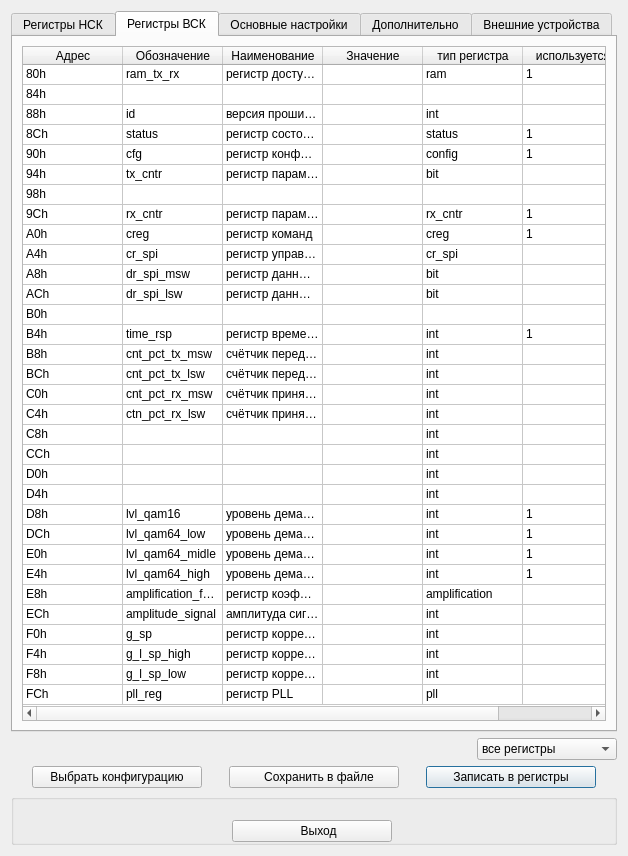
Before: the Qt Designer form tgca/configuration.ui in Veala/host_tgca-for-t_hsc, drawn with Qt 5.
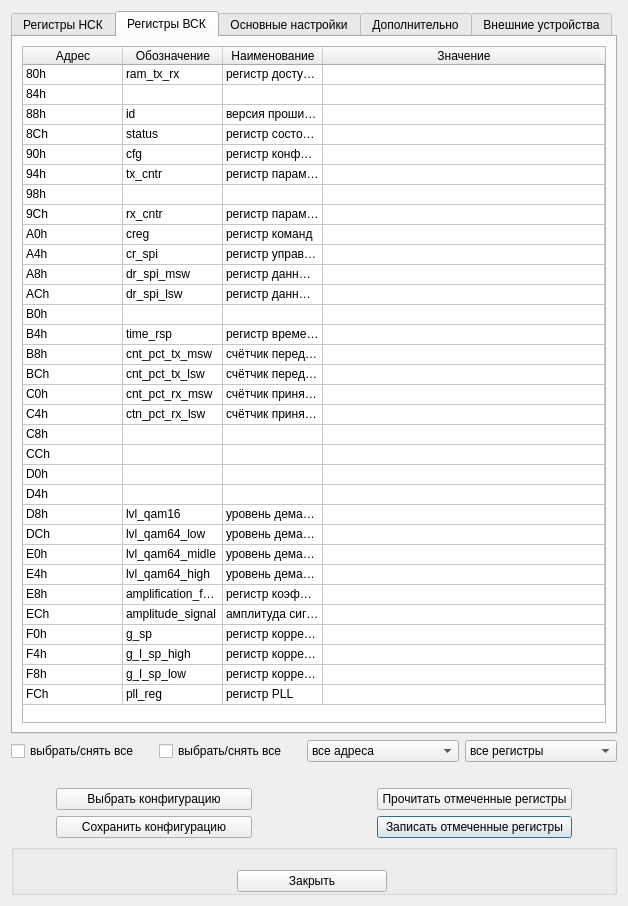
After: the same form once the commit is applied. The open tabs and pages were chosen to show the change. Icons and pictures are not drawn. Custom widgets are drawn as their Qt base class.

```diff
--- a/tgca/configuration.ui
+++ b/tgca/configuration.ui
@@ -10,7 +10,7 @@
     <x>0</x>
     <y>0</y>
     <width>628</width>
-    <height>856</height>
+    <height>906</height>
    </rect>
   </property>
   <property name="minimumSize">
@@ -737,16 +737,6 @@
            <string>Значение</string>
           </property>
          </column>
-         <column>
-          <property name="text">
-           <string>тип регистра</string>
-          </property>
-         </column>
-         <column>
-          <property name="text">
-           <string>используется</string>
-          </property>
-         </column>
          <item row="0" column="0">
           <property name="text">
            <string>80h</string>
@@ -762,14 +752,9 @@
            <string>регистр доступа к внутренней памяти</string>
           </property>
          </item>
-         <item row="0" column="4">
+         <item row="0" column="3">
           <property name="text">
-           <string>ram</string>
-          </property>
-         </item>
-         <item row="0" column="5">
-          <property name="text">
-           <string>1</string>
+           <string/>
           </property>
          </item>
          <item row="1" column="0">
@@ -787,7 +772,7 @@
            <string/>
           </property>
          </item>
-         <item row="1" column="5">
+         <item row="1" column="3">
           <property name="text">
            <string/>
           </property>
@@ -807,11 +792,6 @@
            <string>версия прошивки</string>
           </property>
          </item>
-         <item row="2" column="4">
-          <property name="text">
-           <string>int</string>
-          </property>
-         </item>
          <item row="3" column="0">
           <property name="text">
            <string>8Ch</string>
@@ -827,16 +807,6 @@
            <string>регистр состояния</string>
           </property>
          </item>
-         <item row="3" column="4">
-          <property name="text">
-           <string>status</string>
-          </property>
-         </item>
-         <item row="3" column="5">
-          <property name="text">
-           <string>1</string>
-          </property>
-         </item>
          <item row="4" column="0">
           <property name="text">
            <string>90h</string>
@@ -852,16 +822,6 @@
            <string>регистр конфигурационный</string>
           </property>
          </item>
-         <item row="4" column="4">
-          <property name="text">
-           <string>config</string>
-          </property>
-         </item>
-         <item row="4" column="5">
-          <property name="text">
-           <string>1</string>
-          </property>
-         </item>
          <item row="5" column="0">
           <property name="text">
            <string>94h</string>
@@ -877,11 +837,6 @@
            <string>регистр параметров передачи</string>
           </property>
          </item>
-         <item row="5" column="4">
-          <property name="text">
-           <string>bit</string>
-          </property>
-         </item>
          <item row="6" column="0">
           <property name="text">
            <string>98h</string>
@@ -897,11 +852,6 @@
            <string/>
           </property>
          </item>
-         <item row="6" column="4">
-          <property name="text">
-           <string/>
-          </property>
-         </item>
          <item row="7" column="0">
           <property name="text">
            <string>9Ch</string>
@@ -917,16 +867,6 @@
            <string>регистр параметров приёма</string>
           </property>
          </item>
-         <item row="7" column="4">
-          <property name="text">
-           <string>rx_cntr</string>
-          </property>
-         </item>
-         <item row="7" column="5">
-          <property name="text">
-           <string>1</string>
-          </property>
-         </item>
          <item row="8" column="0">
           <property name="text">
            <string>A0h</string>
@@ -942,16 +882,6 @@
            <string>регистр команд</string>
           </property>
          </item>
-         <item row="8" column="4">
-          <property name="text">
-           <string>creg</string>
-          </property>
-         </item>
-         <item row="8" column="5">
-          <property name="text">
-           <string>1</string>
-          </property>
-         </item>
          <item row="9" column="0">
           <property name="text">
            <string>A4h</string>
@@ -967,11 +897,6 @@
            <string>регистр управления обменом по SPI</string>
           </property>
          </item>
-         <item row="9" column="4">
-          <property name="text">
-           <string>cr_spi</string>
-          </property>
-         </item>
          <item row="10" column="0">
           <property name="text">
            <string>A8h</string>
@@ -987,11 +912,6 @@
            <string>регистр данных SPI СЗС</string>
           </property>
          </item>
-         <item row="10" column="4">
-          <property name="text">
-           <string>bit</string>
-          </property>
-         </item>
          <item row="11" column="0">
           <property name="text">
            <string>ACh</string>
@@ -1007,11 +927,6 @@
            <string>регистр данных SPI МЗС</string>
           </property>
          </item>
-         <item row="11" column="4">
-          <property name="text">
-           <string>bit</string>
-          </property>
-         </item>
          <item row="12" column="0">
           <property name="text">
            <string>B0h</string>
@@ -1042,16 +957,6 @@
            <string>регистр времени ожидания ОС</string>
           </property>
          </item>
-         <item row="13" column="4">
-          <property name="text">
-           <string>int</string>
-          </property>
-         </item>
-         <item row="13" column="5">
-          <property name="text">
-           <string>1</string>
-          </property>
-         </item>
          <item row="14" column="0">
           <property name="text">
            <string>B8h</string>
@@ -1067,11 +972,6 @@
            <string>счётчик переданных пакетов СЗС</string>
           </property>
          </item>
-         <item row="14" column="4">
-          <property name="text">
-           <string>int</string>
-          </property>
-         </item>
          <item row="15" column="0">
           <property name="text">
            <string>BCh</string>
@@ -1087,11 +987,6 @@
            <string>счётчик переданных пакетов МЗС</string>
           </property>
          </item>
-         <item row="15" column="4">
-          <property name="text">
-           <string>int</string>
-          </property>
-         </item>
          <item row="16" column="0">
           <property name="text">
            <string>C0h</string>
@@ -1107,11 +1002,6 @@
            <string>счётчик принятых пакетов СЗС</string>
           </property>
          </item>
-         <item row="16" column="4">
-          <property name="text">
-           <string>int</string>
-          </property>
-         </item>
          <item row="17" column="0">
           <property name="text">
            <string>C4h</string>
@@ -1127,9 +1017,9 @@
            <string>счётчик принятых пакетов МЗС</string>
           </property>
          </item>
-         <item row="17" column="4">
+         <item row="17" column="3">
           <property name="text">
-           <string>int</string>
+           <string/>
           </property>
          </item>
          <item row="18" column="0">
@@ -1147,12 +1037,7 @@
            <string/>
           </property>
          </item>
-         <item row="18" column="4">
-          <property name="text">
-           <string>int</string>
-          </property>
-         </item>
-         <item row="18" column="5">
+         <item row="18" column="3">
           <property name="text">
            <string/>
           </property>
@@ -1172,16 +1057,6 @@
            <string/>
           </property>
          </item>
-         <item row="19" column="4">
-          <property name="text">
-           <string>int</string>
-          </property>
-         </item>
-         <item row="19" column="5">
-          <property name="text">
-           <string/>
-          </property>
-         </item>
          <item row="20" column="0">
           <property name="text">
            <string>D0h</string>
@@ -1197,16 +1072,6 @@
            <string/>
           </property>
          </item>
-         <item row="20" column="4">
-          <property name="text">
-           <string>int</string>
-          </property>
-         </item>
-         <item row="20" column="5">
-          <property name="text">
-           <string/>
-          </property>
-         </item>
          <item row="21" column="0">
           <property name="text">
            <string>D4h</string>
@@ -1222,16 +1087,6 @@
            <string/>
           </property>
          </item>
-         <item row="21" column="4">
-          <property name="text">
-           <string>int</string>
-          </property>
-         </item>
-         <item row="21" column="5">
-          <property name="text">
-           <string/>
-          </property>
-         </item>
          <item row="22" column="0">
           <property name="text">
            <string>D8h</string>
@@ -1247,16 +1102,6 @@
            <string>уровень деманипуляции QAM16</string>
           </property>
          </item>
-         <item row="22" column="4">
-          <property name="text">
-           <string>int</string>
-          </property>
-         </item>
-         <item row="22" column="5">
-          <property name="text">
-           <string>1</string>
-          </property>
-         </item>
          <item row="23" column="0">
           <property name="text">
            <string>DCh</string>
@@ -1272,16 +1117,6 @@
            <string>уровень деманипуляции QAM64 low</string>
           </property>
          </item>
-         <item row="23" column="4">
-          <property name="text">
-           <string>int</string>
-          </property>
-         </item>
-         <item row="23" column="5">
-          <property name="text">
-           <string>1</string>
-          </property>
-         </item>
          <item row="24" column="0">
           <property name="text">
            <string>E0h</string>
@@ -1297,16 +1132,6 @@
            <string>уровень деманипуляции QAM64 middle</string>
           </property>
          </item>
-         <item row="24" column="4">
-          <property name="text">
-           <string>int</string>
-          </property>
-         </item>
-         <item row="24" column="5">
-          <property name="text">
-           <string>1</string>
-          </property>
-         </item>
          <item row="25" column="0">
           <property name="text">
            <string>E4h</string>
@@ -1322,16 +1147,6 @@
            <string>уровень деманипуляции QAM64 high</string>
           </property>
          </item>
-         <item row="25" column="4">
-          <property name="text">
-           <string>int</string>
-          </property>
-         </item>
-         <item row="25" column="5">
-          <property name="text">
-           <string>1</string>
-          </property>
-         </item>
          <item row="26" column="0">
           <property name="text">
            <string>E8h</string>
@@ -1347,11 +1162,6 @@
            <string>регистр коэффициента усиления приёмника</string>
           </property>
          </item>
-         <item row="26" column="4">
-          <property name="text">
-           <string>amplification</string>
-          </property>
-         </item>
          <item row="27" column="0">
           <property name="text">
            <string>ECh</string>
@@ -1367,11 +1177,6 @@
            <string>амплитуда сигнала на входе АЦП</string>
           </property>
          </item>
-         <item row="27" column="4">
-          <property name="text">
-           <string>int</string>
-          </property>
-         </item>
          <item row="28" column="0">
           <property name="text">
            <string>F0h</string>
@@ -1387,11 +1192,6 @@
            <string>регистр коррекции спектра</string>
           </property>
          </item>
-         <item row="28" column="4">
-          <property name="text">
-           <string>int</string>
-          </property>
-         </item>
          <item row="29" column="0">
           <property name="text">
            <string>F4h</string>
@@ -1407,11 +1207,6 @@
            <string>регистр коррекции спектра обратный high</string>
           </property>
          </item>
-         <item row="29" column="4">
-          <property name="text">
-           <string>int</string>
-          </property>
-         </item>
          <item row="30" column="0">
           <property name="text">
            <string>F8h</string>
@@ -1427,11 +1222,6 @@
            <string>регистр коррекции спектра обратный low</string>
           </property>
          </item>
-         <item row="30" column="4">
-          <property name="text">
-           <string>int</string>
-          </property>
-         </item>
          <item row="31" column="0">
           <property name="text">
            <string>FCh</string>
@@ -1447,11 +1237,6 @@
            <string>регистр PLL</string>
           </property>
          </item>
-         <item row="31" column="4">
-          <property name="text">
-           <string>pll</string>
-          </property>
-         </item>
         </widget>
        </item>
       </layout>
@@ -3248,48 +3033,108 @@
      </widget>
     </widget>
    </item>
-   <item alignment="Qt::AlignRight">
-    <widget class="QComboBox" name="comboBox">
-     <property name="minimumSize">
-      <size>
-       <width>140</width>
-       <height>0</height>
-      </size>
+   <item>
+    <layout class="QHBoxLayout" name="horizontalLayout_3">
+     <property name="bottomMargin">
+      <number>20</number>
      </property>
-     <property name="maximumSize">
-      <size>
-       <width>140</width>
-       <height>16777215</height>
-      </size>
-     </property>
+     <item alignment="Qt::AlignLeft">
+      <widget class="QCheckBox" name="checkBoxSelectNSK">
+       <property name="text">
+        <string>выбрать/снять все</string>
+       </property>
+       <property name="tristate">
+        <bool>true</bool>
+       </property>
+      </widget>
+     </item>
      <item>
-      <property name="text">
-       <string>все регистры</string>
-      </property>
+      <widget class="QCheckBox" name="checkBoxSelectVSK">
+       <property name="text">
+        <string>выбрать/снять все</string>
+       </property>
+       <property name="tristate">
+        <bool>true</bool>
+       </property>
+      </widget>
      </item>
+     <item alignment="Qt::AlignRight">
+      <widget class="QComboBox" name="comboBoxNSK">
+       <property name="minimumSize">
+        <size>
+         <width>152</width>
+         <height>0</height>
+        </size>
+       </property>
+       <property name="currentIndex">
+        <number>2</number>
+       </property>
+       <item>
+        <property name="text">
+         <string>все регистры</string>
+        </property>
+       </item>
+       <item>
+        <property name="text">
+         <string>только отмеченные</string>
+        </property>
+       </item>
+       <item>
+        <property name="text">
+         <string>все адреса</string>
+        </property>
+       </item>
+      </widget>
+     </item>
      <item>
-      <property name="text">
-       <string>основные регистры</string>
-      </property>
+      <widget class="QComboBox" name="comboBoxVSK">
+       <property name="minimumSize">
+        <size>
+         <width>152</width>
+         <height>0</height>
+        </size>
+       </property>
+       <property name="maximumSize">
+        <size>
+         <width>140</width>
+         <height>16777215</height>
+        </size>
+       </property>
+       <property name="currentIndex">
+        <number>0</number>
+       </property>
+       <item>
+        <property name="text">
+         <string>все регистры</string>
+        </property>
+       </item>
+       <item>
+        <property name="text">
+         <string>отмеченные регистры</string>
+        </property>
+       </item>
+       <item>
+        <property name="text">
+         <string>основные регистры</string>
+        </property>
+       </item>
+      </widget>
      </item>
-    </widget>
+    </layout>
    </item>
    <item>
-    <layout class="QHBoxLayout" name="horizontalLayout_2">
-     <item>
+    <layout class="QGridLayout" name="gridLayout_8">
+     <property name="leftMargin">
+      <number>45</number>
+     </property>
+     <property name="rightMargin">
+      <number>45</number>
+     </property>
+     <property name="horizontalSpacing">
+      <number>125</number>
+     </property>
+     <item row="0" column="0">
       <widget class="QPushButton" name="pushButtonChoose">
-       <property name="minimumSize">
-        <size>
-         <width>170</width>
-         <height>0</height>
-        </size>
-       </property>
-       <property name="maximumSize">
-        <size>
-         <width>170</width>
-         <height>16777215</height>
-        </size>
-       </property>
        <property name="toolTip">
         <string>Выборстандартной или сохраненной конфигурации</string>
        </property>
@@ -3302,25 +3147,24 @@
        </property>
       </widget>
      </item>
-     <item>
+     <item row="0" column="2">
+      <widget class="QPushButton" name="pushButton">
+       <property name="text">
+        <string>Прочитать отмеченные регистры</string>
+       </property>
+       <property name="icon">
+        <iconset resource="tgca.qrc">
+         <normaloff>:/pictogram/1downarrow_4076.png</normaloff>:/pictogram/1downarrow_4076.png</iconset>
+       </property>
+      </widget>
+     </item>
+     <item row="1" column="0">
       <widget class="QPushButton" name="pushButtonSave">
-       <property name="minimumSize">
-        <size>
-         <width>170</width>
-         <height>0</height>
-        </size>
-       </property>
-       <property name="maximumSize">
-        <size>
-         <width>170</width>
-         <height>16777215</height>
-        </size>
-       </property>
        <property name="layoutDirection">
         <enum>Qt::LeftToRight</enum>
        </property>
        <property name="text">
-        <string>   Сохранить в файле</string>
+        <string>Сохранить конфигурацию</string>
        </property>
        <property name="icon">
         <iconset resource="tgca.qrc">
@@ -3334,22 +3178,10 @@
        </property>
       </widget>
      </item>
-     <item>
+     <item row="1" column="2">
       <widget class="QPushButton" name="pushButtonApply">
-       <property name="minimumSize">
-        <size>
-         <width>170</width>
-         <height>0</height>
-        </size>
-       </property>
-       <property name="maximumSize">
-        <size>
-         <width>170</width>
-         <height>16777215</height>
-        </size>
-       </property>
        <property name="text">
-        <string>Записать в регистры</string>
+        <string>Записать отмеченные регистры</string>
        </property>
        <property name="icon">
         <iconset resource="tgca.qrc">
@@ -3383,22 +3215,22 @@
       <property name="bottomMargin">
        <number>0</number>
       </property>
-      <item alignment="Qt::AlignHCenter|Qt::AlignBottom">
+      <item>
        <widget class="QPushButton" name="pushButtonCancel">
+        <property name="sizePolicy">
+         <sizepolicy hsizetype="Fixed" vsizetype="Fixed">
+          <horstretch>0</horstretch>
+          <verstretch>0</verstretch>
+         </sizepolicy>
+        </property>
         <property name="minimumSize">
          <size>
-          <width>160</width>
+          <width>150</width>
           <height>0</height>
          </size>
         </property>
-        <property name="maximumSize">
-         <size>
-          <width>160</width>
-          <height>16777215</height>
-         </size>
-        </property>
         <property name="text">
-         <string>    Выход</string>
+         <string>Закрыть</string>
         </property>
         <property name="icon">
          <iconset resource="tgca.qrc">
@@ -3411,6 +3243,13 @@
    </item>
   </layout>
  </widget>
+ <customwidgets>
+  <customwidget>
+   <class>CTableEditCol</class>
+   <extends>QTableWidget</extends>
+   <header>ctableeditcol.h</header>
+  </customwidget>
+ </customwidgets>
  <resources>
   <include location="tgca.qrc"/>
  </resources>
```
Left out of the diff: 217 changed lines with no effect on the pictures.
